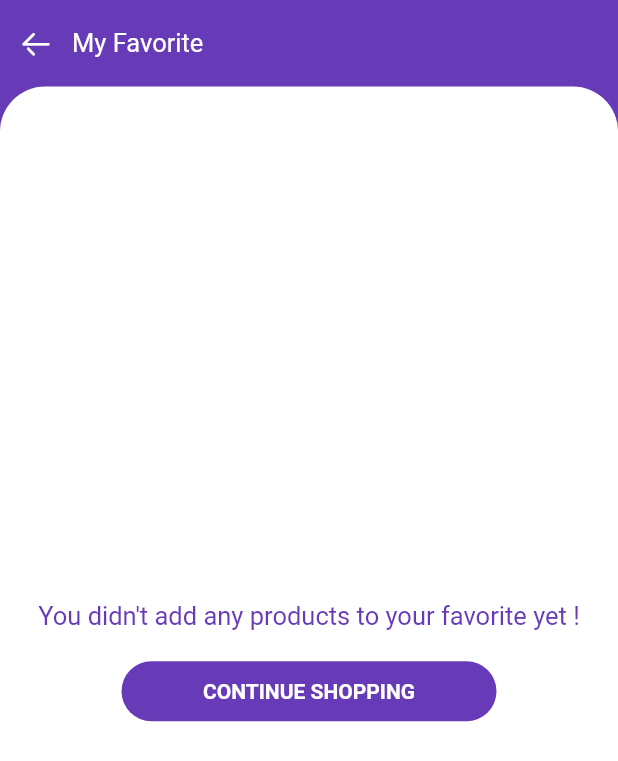
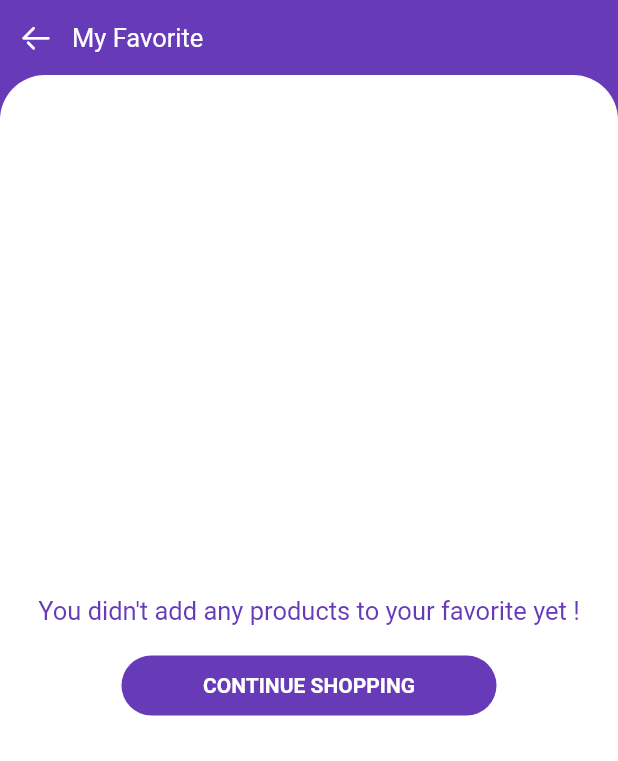
Before and after one commit to muhammadsmostafa/clothesShopAppWithFirebase, a Flutter app: the FavoritesScreen screen opened directly, on a phone screen of 412 x 824 dp. Shown: the top 761 px of the screen. Run offline on Flutter 3.47's test engine with Material 2 defaults, Android fonts, the phone set to English and light mode, and no system bars; our stand-ins replace animated_splash_screen, bloc, buildcondition, cloud_firestore, firebase_auth, firebase_core and 5 more; accounts and stored records are empty; network calls fail.

Commit message:
fixing error

```diff
--- a/lib/layout/app_layout.dart
+++ b/lib/layout/app_layout.dart
@@ -232,7 +232,7 @@ class AppLayout extends StatelessWidget {
                 crossAxisCount: 2,
                 mainAxisSpacing: 1,
                 crossAxisSpacing: 1,
-                childAspectRatio: 1 / 1.45,
+                childAspectRatio: (MediaQuery.of(context).size.width*0.5) / ((MediaQuery.of(context).size.width*0.5)+91),
                 children: List.generate(
                   productModel.length,
                   (index) => buildGridProduct(productModel[index], context, favorites, false),
--- a/lib/modules/add_product/add_product_screen.dart
+++ b/lib/modules/add_product/add_product_screen.dart
@@ -51,7 +51,7 @@ class AddProductScreen extends StatelessWidget {
                 children: [
                   SizedBox(
                     width: double.infinity,
-                    height: MediaQuery.of(context).size.height * 0.07,
+                    height: 50,
                     child: Row(
                       children:
                       [
--- a/lib/modules/administration/add_admin_screen.dart
+++ b/lib/modules/administration/add_admin_screen.dart
@@ -36,7 +36,7 @@ class AddAdminScreen extends StatelessWidget {
               [
                 SizedBox(
                   width: double.infinity,
-                  height: MediaQuery.of(context).size.height * 0.07,
+                  height: 50,
                   child: Row(
                     children:
                     [
--- a/lib/modules/administration/administration_screen.dart
+++ b/lib/modules/administration/administration_screen.dart
@@ -32,7 +32,7 @@ class AdministrationScreen extends StatelessWidget {
               children: [
                 SizedBox(
                   width: double.infinity,
-                  height: MediaQuery.of(context).size.height * 0.07,
+                  height: 50,
                   child: Row(
                     children:
                     [
--- a/lib/modules/change_password/change_password_screen.dart
+++ b/lib/modules/change_password/change_password_screen.dart
@@ -42,7 +42,7 @@ class ChangePasswordScreen extends StatelessWidget {
                 [
                   SizedBox(
                     width: double.infinity,
-                    height: MediaQuery.of(context).size.height * 0.07,
+                    height: 50,
                     child: Row(
                       children:
                       [
--- a/lib/modules/edit_product/edit_product_screen.dart
+++ b/lib/modules/edit_product/edit_product_screen.dart
@@ -69,7 +69,7 @@ class EditProductScreen extends StatelessWidget {
                 children: [
                   SizedBox(
                     width: double.infinity,
-                    height: MediaQuery.of(context).size.height * 0.07,
+                    height: 50,
                     child: Row(
                       children:
                       [
--- a/lib/modules/favorites/favorites_screen.dart
+++ b/lib/modules/favorites/favorites_screen.dart
@@ -31,7 +31,7 @@ class FavoritesScreen extends StatelessWidget {
                 children: [
                   SizedBox(
                     width: double.infinity,
-                    height: MediaQuery.of(context).size.height * 0.07,
+                    height: 50,
                     child: Row(
                       children:
                       [
@@ -74,7 +74,7 @@ class FavoritesScreen extends StatelessWidget {
                                 crossAxisCount: 2,
                                 mainAxisSpacing: 1,
                                 crossAxisSpacing: 1,
-                                childAspectRatio: 1 / 1.45,
+                                childAspectRatio: (MediaQuery.of(context).size.width*0.5) / ((MediaQuery.of(context).size.width*0.5)+91),
                                 children: List.generate(
                                   favoriteModel.length,
                                       (index) => buildGridProduct(favoriteModel[index], context, favorites, true
@@ -84,15 +84,21 @@ class FavoritesScreen extends StatelessWidget {
                             ],
                           ),
                         ),
-                        fallback: (context) => Column(
+                        fallback: (context) => Builder(
+                          builder: (context) {
+                            return Column(
                               mainAxisAlignment: MainAxisAlignment.center,
                               children: [
                                 const Center(
+                                  child: Padding(
+                                    padding: EdgeInsets.symmetric(horizontal: 10),
                                     child: Text(
                                       'You didn\'t add any products to your favorite yet !',
                                       style: TextStyle(
                                           color: defaultColor,
                                           fontSize: 17
+                                      )
+
                                     ),
                                   ),
                                 ),
@@ -105,6 +111,8 @@ class FavoritesScreen extends StatelessWidget {
                                     text: 'Continue Shopping'
                                 ),
                               ],
+                            );
+                          }
                         ),
                       )
                     ),
--- a/lib/modules/product/product_screen.dart
+++ b/lib/modules/product/product_screen.dart
@@ -111,7 +111,9 @@ class ProductScreen extends StatelessWidget {
                     }
                   ),
                   Padding(
-                    padding: const EdgeInsets.all(20.0),
+                    padding: const EdgeInsets.symmetric(
+                      vertical: 10
+                    ),
                     child: Image(
                       height: MediaQuery.of(context).size.height * 0.4,
                       width: MediaQuery.of(context).size.height * 0.4,
```
Also changed, not shown: lib/modules/my_cart/cart_screen.dart (+9 -6 lines). Lines whose indentation alone changed are shown as unchanged.
